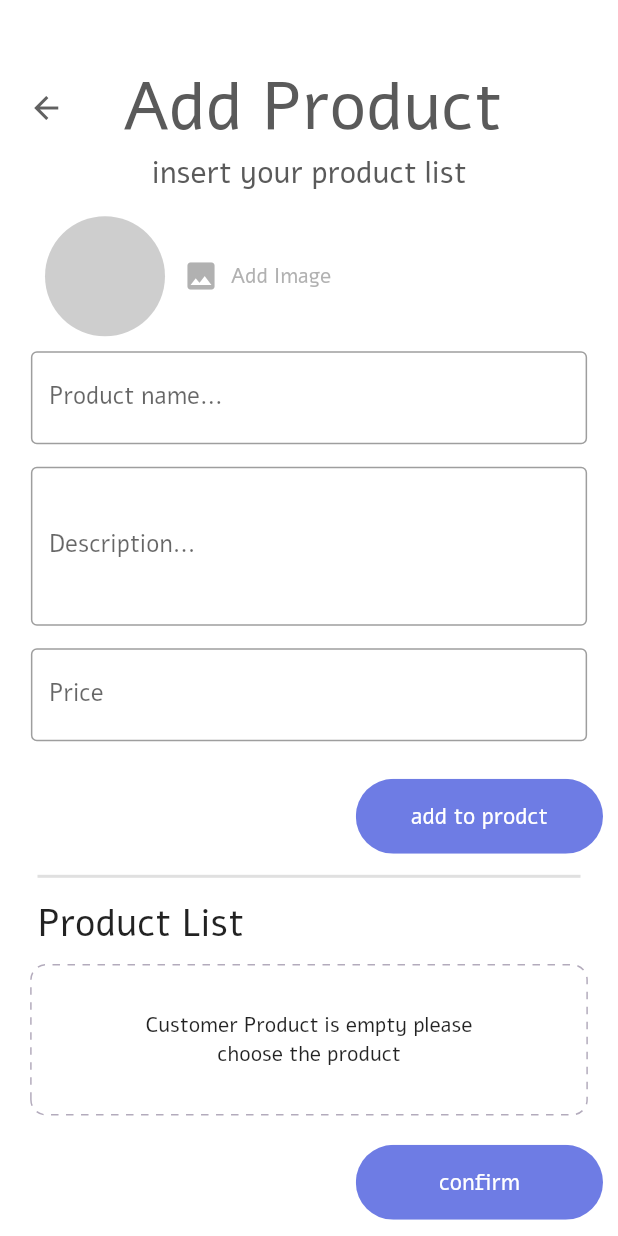
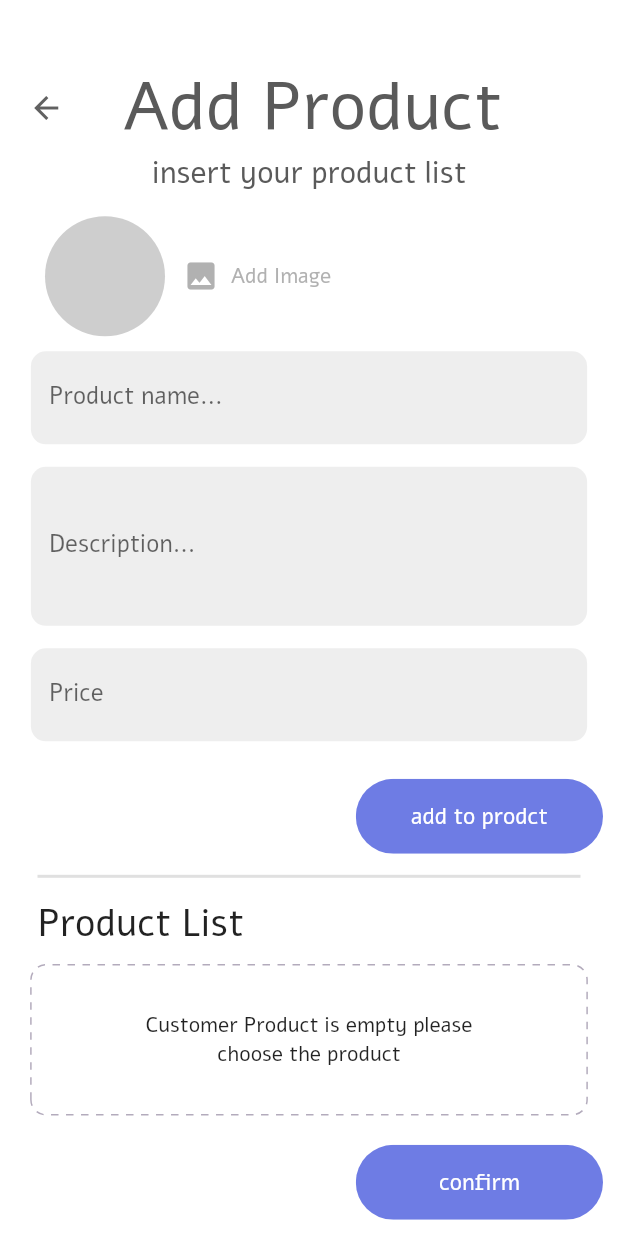
Before and after one commit to CSC234/Memby-application, a Flutter app: the AddProductList screen opened directly, on a phone screen of 412 x 824 dp. Run offline on Flutter 3.47's test engine with Material 2 defaults, Android fonts, the phone set to English and light mode, and no system bars; drawn by our look-alikes of overlay_support; our stand-ins replace bottom_navy_bar, charts_flutter, cloud_firestore, dotted_decoration, firebase_auth, firebase_core and 4 more; missing offline and left inert: flutter_auth_buttons; accounts and stored records are empty; network calls fail.

Commit message:
[UPDATE] text field color

```diff
--- a/lib/components/Profile/editProfile.dart
+++ b/lib/components/Profile/editProfile.dart
@@ -80,7 +80,7 @@ class _EditProfile extends State<EditProfile> {
                 controller: nameController,
                 minLines: 1,
                 maxLines: 2,
-                keyboardType: TextInputType.multiline,
+                keyboardType: TextInputType.text,
                 decoration: InputDecoration(
                   labelText: 'Your new company name',
                   border: OutlineInputBorder(
--- a/lib/components/Textfield.dart
+++ b/lib/components/Textfield.dart
@@ -36,22 +36,23 @@ class Textfield extends StatelessWidget {
       child: Column(children: [
         TextFormField(
           onChanged: onChange,
-          // (text) {
-          //   print("First text field: $text");
-          // },
-          // textAlignVertical: TextAlignVertical.top,
-          // initialValue: value,
           minLines: min,
           maxLines: max,
           keyboardType: TextInputType.text,
           controller: controller,
           decoration: InputDecoration(
             labelText: text,
-            border: OutlineInputBorder(
-                borderSide: BorderSide(
-              width: 5,
-              color: Color(0xFFD5D8DE),
-            )),
+            fillColor: Colors.grey[200],
+            filled: true,
+            border: new OutlineInputBorder(
+              borderRadius: const BorderRadius.all(
+                const Radius.circular(10.0),
+              ),
+              borderSide: BorderSide(
+                width: 0,
+                style: BorderStyle.none,
+              ),
+            ),
           ),
         ),
         SizedBox(
```
